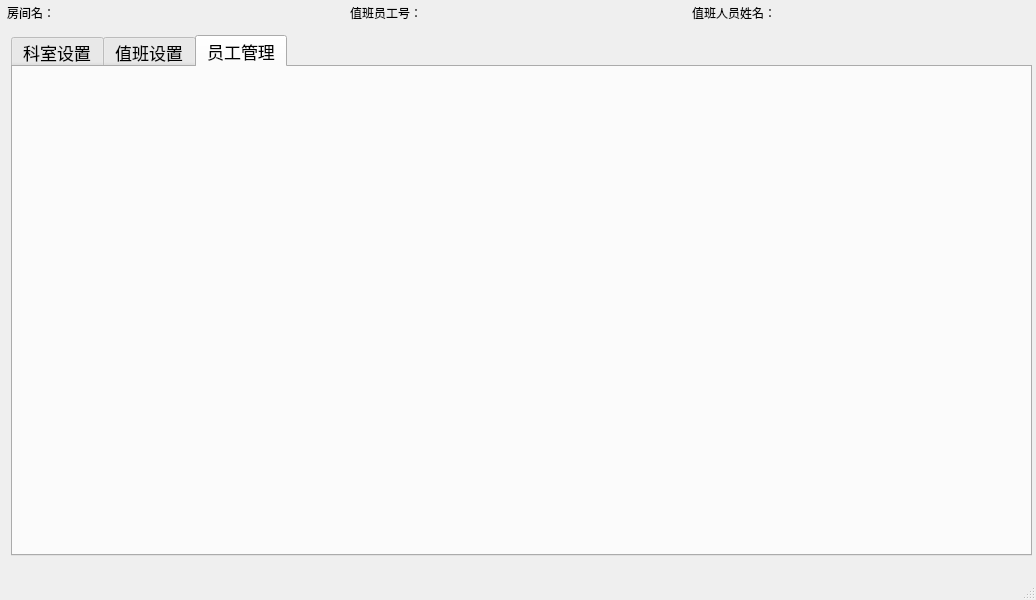
Above: managewindow.ui from zhbean/Hospital_MIS before the change. Below: the same form after it.
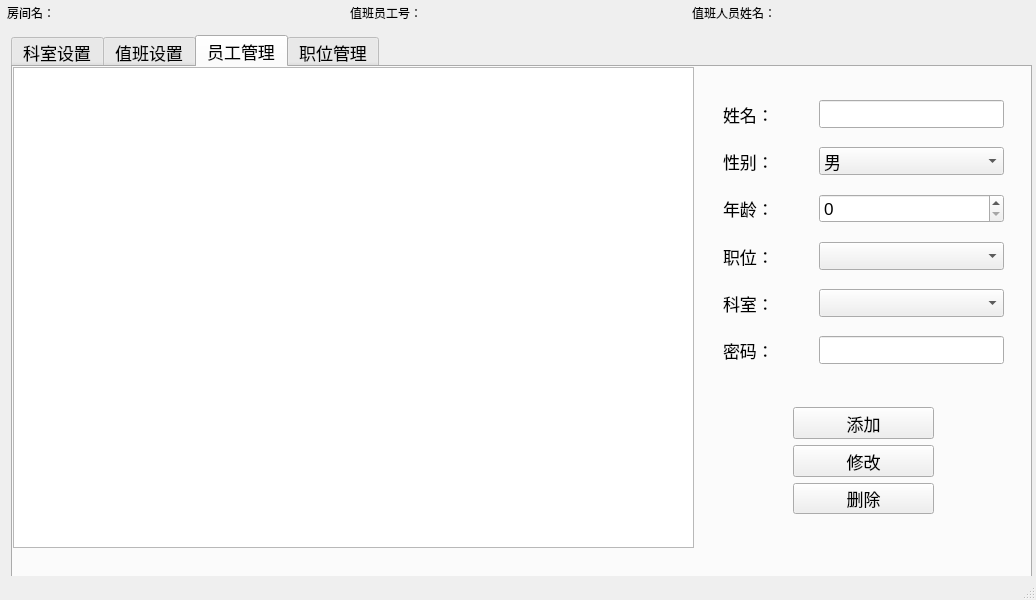
That is the form after the change. The open tabs and pages were chosen to show the change.

What changed in the file:
```diff
--- a/managewindow.ui
+++ b/managewindow.ui
@@ -145,7 +145,7 @@
             <x>9</x>
             <y>9</y>
             <width>1021</width>
-            <height>521</height>
+            <height>560</height>
            </rect>
           </property>
           <property name="font">
@@ -453,6 +453,261 @@
            <attribute name="title">
             <string>员工管理</string>
            </attribute>
+           <widget class="QTableView" name="tbv_staff">
+            <property name="geometry">
+             <rect>
+              <x>0</x>
+              <y>0</y>
+              <width>681</width>
+              <height>481</height>
+             </rect>
+            </property>
+           </widget>
+           <widget class="QWidget" name="">
+            <property name="geometry">
+             <rect>
+              <x>710</x>
+              <y>20</y>
+              <width>281</width>
+              <height>291</height>
+             </rect>
+            </property>
+            <layout class="QGridLayout" name="gridLayout_3">
+             <item row="5" column="0">
+              <widget class="QLabel" name="label_11">
+               <property name="text">
+                <string>科室：</string>
+               </property>
+              </widget>
+             </item>
+             <item row="2" column="0">
+              <widget class="QLabel" name="label_7">
+               <property name="text">
+                <string>性别：</string>
+               </property>
+              </widget>
+             </item>
+             <item row="6" column="0">
+              <widget class="QLabel" name="label_12">
+               <property name="text">
+                <string>密码：</string>
+               </property>
+              </widget>
+             </item>
+             <item row="0" column="1" colspan="2">
+              <widget class="QLineEdit" name="edt_staffName"/>
+             </item>
+             <item row="6" column="1" colspan="2">
+              <widget class="QLineEdit" name="edt_staffPassword"/>
+             </item>
+             <item row="0" column="0">
+              <widget class="QLabel" name="label_5">
+               <property name="text">
+                <string>姓名：</string>
+               </property>
+              </widget>
+             </item>
+             <item row="4" column="0">
+              <widget class="QLabel" name="label_10">
+               <property name="text">
+                <string>职位：</string>
+               </property>
+              </widget>
+             </item>
+             <item row="3" column="0">
+              <widget class="QLabel" name="label_9">
+               <property name="text">
+                <string>年龄：</string>
+               </property>
+              </widget>
+             </item>
+             <item row="2" column="1" colspan="2">
+              <widget class="QComboBox" name="comb_staffSex">
+               <property name="currentIndex">
+                <number>1</number>
+               </property>
+               <item>
+                <property name="text">
+                 <string>女</string>
+                </property>
+               </item>
+               <item>
+                <property name="text">
+                 <string>男</string>
+                </property>
+               </item>
+              </widget>
+             </item>
+             <item row="4" column="1" colspan="2">
+              <widget class="QComboBox" name="comb_staffPosition">
+               <property name="editable">
+                <bool>false</bool>
+               </property>
+              </widget>
+             </item>
+             <item row="5" column="1" colspan="2">
+              <widget class="QComboBox" name="comb_staffDepartment"/>
+             </item>
+             <item row="3" column="1" colspan="2">
+              <widget class="QSpinBox" name="spb_staffAge">
+               <property name="maximum">
+                <number>130</number>
+               </property>
+              </widget>
+             </item>
+            </layout>
+           </widget>
+           <widget class="QWidget" name="">
+            <property name="geometry">
+             <rect>
+              <x>780</x>
+              <y>340</y>
+              <width>141</width>
+              <height>107</height>
+             </rect>
+            </property>
+            <layout class="QVBoxLayout" name="verticalLayout_5">
+             <item>
+              <widget class="QPushButton" name="btn_addStaff">
+               <property name="text">
+                <string>添加</string>
+               </property>
+              </widget>
+             </item>
+             <item>
+              <widget class="QPushButton" name="btn_updateStaff">
+               <property name="text">
+                <string>修改</string>
+               </property>
+              </widget>
+             </item>
+             <item>
+              <widget class="QPushButton" name="btn_delStaff">
+               <property name="text">
+                <string>删除</string>
+               </property>
+              </widget>
+             </item>
+            </layout>
+           </widget>
+          </widget>
+          <widget class="QWidget" name="tab_position">
+           <attribute name="title">
+            <string>职位管理</string>
+           </attribute>
+           <widget class="QTableView" name="tbv_position">
+            <property name="geometry">
+             <rect>
+              <x>0</x>
+              <y>0</y>
+              <width>531</width>
+              <height>481</height>
+             </rect>
+            </property>
+           </widget>
+           <widget class="QWidget" name="">
+            <property name="geometry">
+             <rect>
+              <x>680</x>
+              <y>290</y>
+              <width>171</width>
+              <height>141</height>
+             </rect>
+            </property>
+            <layout class="QVBoxLayout" name="verticalLayout_3">
+             <item>
+              <widget class="QPushButton" name="btn_addPosition">
+               <property name="text">
+                <string>添加</string>
+               </property>
+              </widget>
+             </item>
+             <item>
+              <widget class="QPushButton" name="btn_updatePosition">
+               <property name="text">
+                <string>修改</string>
+               </property>
+              </widget>
+             </item>
+             <item>
+              <widget class="QPushButton" name="btn_delPosition">
+               <property name="text">
+                <string>删除</string>
+               </property>
+              </widget>
+             </item>
+            </layout>
+           </widget>
+           <widget class="QWidget" name="">
+            <property name="geometry">
+             <rect>
+              <x>640</x>
+              <y>30</y>
+              <width>241</width>
+              <height>231</height>
+             </rect>
+            </property>
+            <layout class="QVBoxLayout" name="verticalLayout_4">
+             <item>
+              <widget class="QLabel" name="label">
+               <property name="text">
+                <string>职位号</string>
+               </property>
+              </widget>
+             </item>
+             <item>
+              <widget class="QLineEdit" name="edt_positionID">
+               <property name="enabled">
+                <bool>false</bool>
+               </property>
+              </widget>
+             </item>
+             <item>
+              <widget class="QLabel" name="label_3">
+               <property name="text">
+                <string>职位名称</string>
+               </property>
+              </widget>
+             </item>
+             <item>
+              <widget class="QLineEdit" name="edt_positionName"/>
+             </item>
+             <item>
+              <widget class="QLabel" name="label_4">
+               <property name="text">
+                <string>登陆限制</string>
+               </property>
+              </widget>
+             </item>
+             <item>
+              <widget class="QComboBox" name="comb_positionLimit">
+               <property name="currentIndex">
+                <number>1</number>
+               </property>
+               <item>
+                <property name="text">
+                 <string>0</string>
+                </property>
+               </item>
+               <item>
+                <property name="text">
+                 <string>1</string>
+                </property>
+               </item>
+               <item>
+                <property name="text">
+                 <string>2</string>
+                </property>
+               </item>
+               <item>
+                <property name="text">
+                 <string>3</string>
+                </property>
+               </item>
+              </widget>
+             </item>
+            </layout>
+           </widget>
           </widget>
          </widget>
         </widget>
```
Left out of the diff: 2 changed lines with no effect on the pictures.
